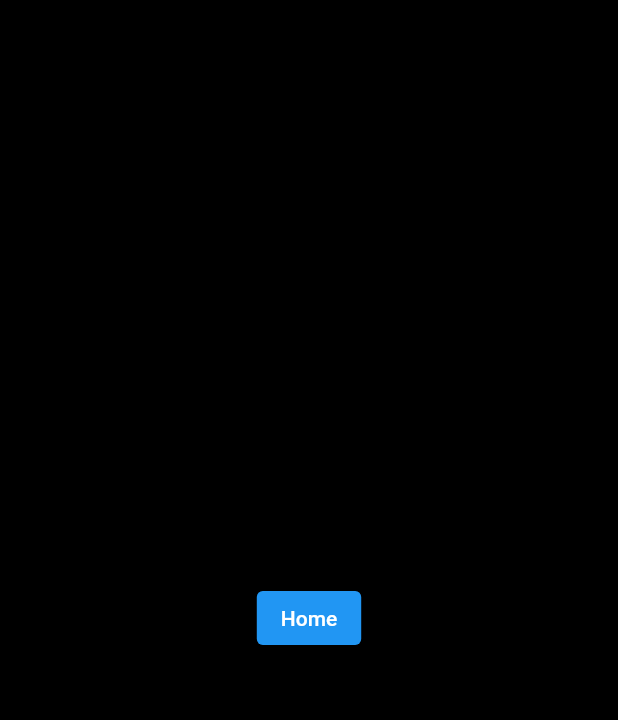
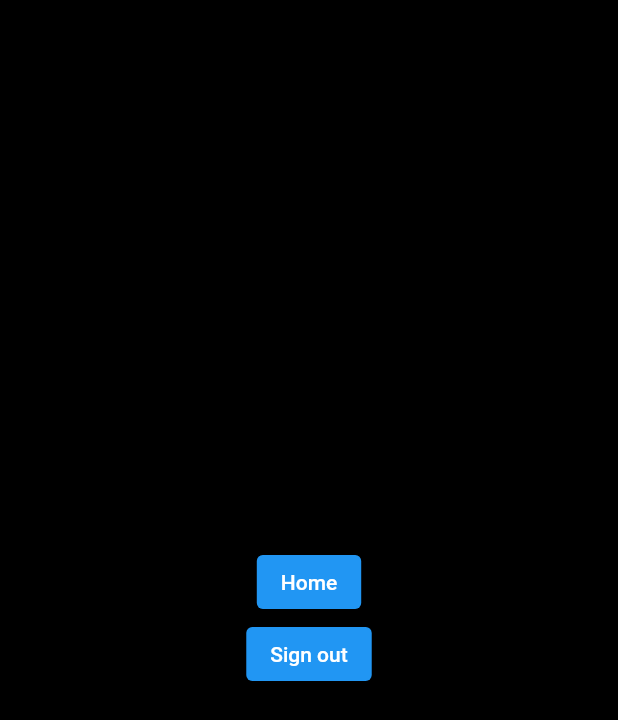
Before and after one commit to marcusradell/flutter_lab, a Flutter app: the HomeScreen screen opened by its route, on a phone screen of 412 x 824 dp. Shown: the top 720 px of the screen. Run offline on Flutter 3.47's test engine with Material 2 defaults, Android fonts, the light colour scheme and no system bars; our stand-ins replace go_router.

Commit message:
sign in redirects seem to work

```diff
--- a/lib/router.dart
+++ b/lib/router.dart
@@ -37,6 +37,12 @@ GoRouter createRouter(SignInStatus signInStatus) {
               .namedLocation('sign_in', queryParams: {'from': state.subloc});
         }
 
+        var from = state.queryParams['from'];
+
+        if (signedIn && from != null) {
+          return from;
+        }
+
         if (signedIn && headingToSignIn) {
           return state.namedLocation('home');
         }
--- a/lib/screens/home.dart
+++ b/lib/screens/home.dart
@@ -1,5 +1,8 @@
 import 'package:flutter/material.dart';
 import 'package:go_router/go_router.dart';
+import 'package:provider/provider.dart';
+
+import '../sign_in_status.dart';
 
 class HomeScreen extends StatelessWidget {
   const HomeScreen({Key? key}) : super(key: key);
@@ -8,11 +11,20 @@ class HomeScreen extends StatelessWidget {
   Widget build(BuildContext context) {
     return Scaffold(
         body: Center(
-            child: ElevatedButton(
-      child: const Text('Home'),
-      onPressed: () {
-        context.goNamed('measurement', params: {'id': '100'});
-      },
-    )));
+            child:
+                Column(mainAxisAlignment: MainAxisAlignment.center, children: [
+      ElevatedButton(
+        child: const Text('Home'),
+        onPressed: () {
+          context.goNamed('measurement', params: {'id': '100'});
+        },
+      ),
+      ElevatedButton(
+        child: const Text('Sign out'),
+        onPressed: () {
+          context.read<SignInStatus>().isSignedIn = false;
+        },
+      )
+    ])));
   }
 }
--- a/lib/sign_in_status.dart
+++ b/lib/sign_in_status.dart
@@ -1,9 +1,10 @@
 import 'package:flutter/foundation.dart';
 
 class SignInStatus extends ChangeNotifier {
-  var _isSignedIn = true;
+  var _isSignedIn = false;
 
   bool get isSignedIn => _isSignedIn;
+
   set isSignedIn(bool value) {
     _isSignedIn = value;
     notifyListeners();
```
Also changed, not shown: lib/screens/sign_in.dart (+3 -6 lines).
